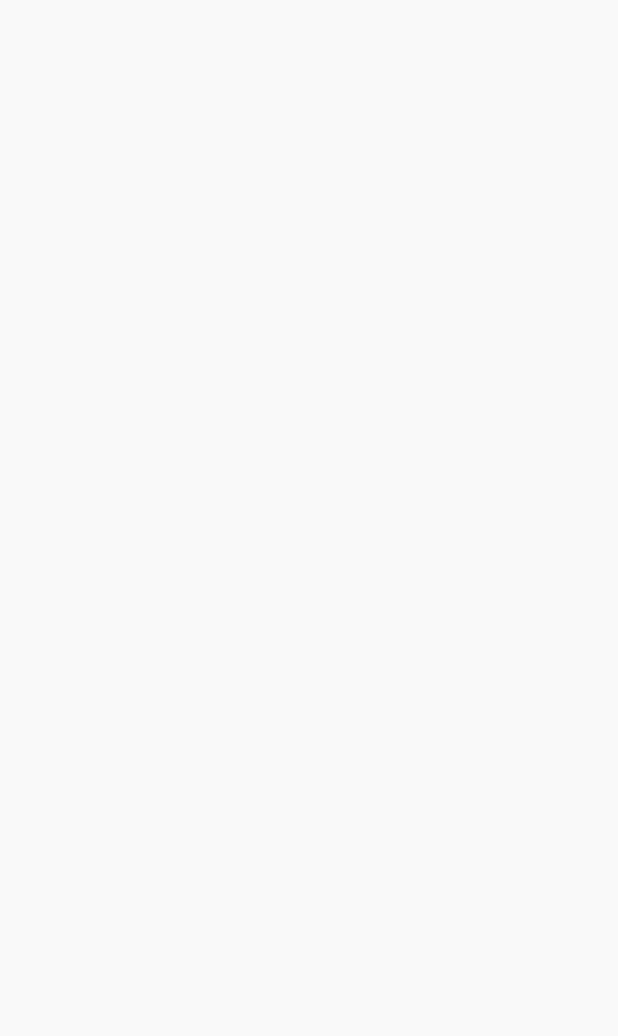
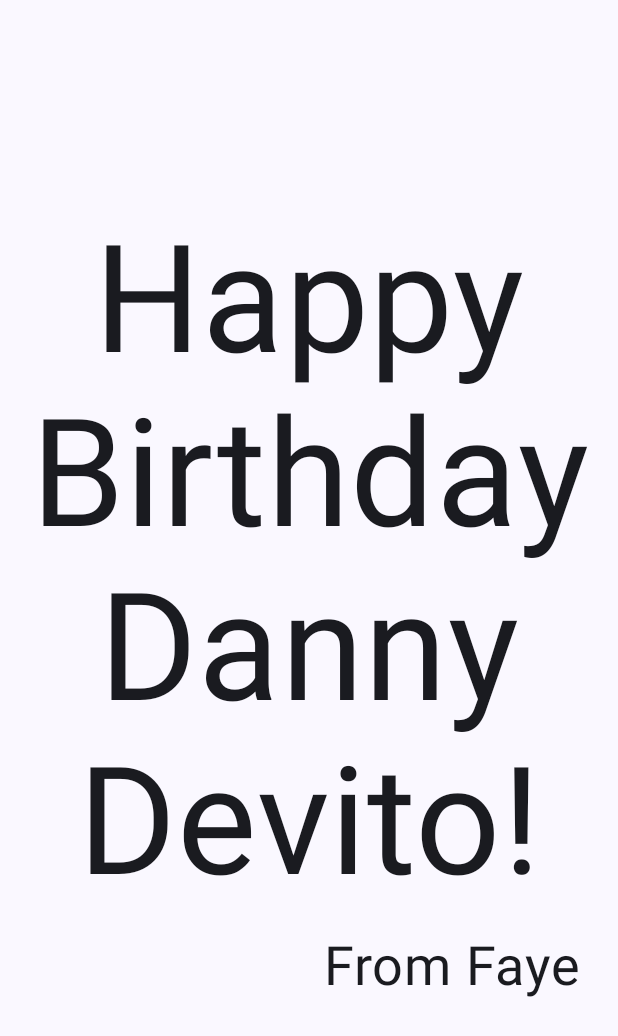
Before and after one commit to FayeDe/8INF865H2025_AD, an Android app built with Jetpack Compose: the screen it shows after launch (MainActivity), on a phone screen of 412 x 824 dp. Before the commit the part shown is empty. Shown: the top 1036 px of the screen. Run offline under Robolectric (Android 15) with nearby library versions, the phone set to English and light mode, and no system bars.

Commit message:
Step 9 - End of first Exercise

```diff
--- a/app/src/main/java/com/example/happybirthday/MainActivity.kt
+++ b/app/src/main/java/com/example/happybirthday/MainActivity.kt
@@ -3,26 +3,37 @@ package com.example.happybirthday
 import android.os.Bundle
 import androidx.activity.ComponentActivity
 import androidx.activity.compose.setContent
+import androidx.compose.material3.Surface
 import androidx.activity.enableEdgeToEdge
+import androidx.compose.foundation.layout.Arrangement
 import androidx.compose.foundation.layout.Column
 import androidx.compose.foundation.layout.Row
 import androidx.compose.foundation.layout.fillMaxSize
 import androidx.compose.foundation.layout.padding
+import androidx.compose.material3.MaterialTheme
 import androidx.compose.material3.Scaffold
 import androidx.compose.material3.Text
 import androidx.compose.runtime.Composable
+import androidx.compose.ui.Alignment
 import androidx.compose.ui.Modifier
+import androidx.compose.ui.text.style.TextAlign
 import androidx.compose.ui.tooling.preview.Preview
+import androidx.compose.ui.unit.dp
 import androidx.compose.ui.unit.sp
 import com.example.happybirthday.ui.theme.HappyBirthdayTheme
 
 class MainActivity : ComponentActivity() {
     override fun onCreate(savedInstanceState: Bundle?) {
         super.onCreate(savedInstanceState)
-        enableEdgeToEdge()
         setContent {
             HappyBirthdayTheme {
-
+                // A surface container using the 'background' color from the theme
+                Surface(
+                    modifier = Modifier.fillMaxSize(),
+                    color = MaterialTheme.colorScheme.background
+                ) {
+                    GreetingText(message = "Happy Birthday Danny Devito!", from = "From Faye", modifier = Modifier.padding(8.dp))
+                }
             }
         }
     }
@@ -30,15 +41,19 @@ class MainActivity : ComponentActivity() {
 
 @Composable
 fun GreetingText(message: String, from: String, modifier: Modifier = Modifier) {
-    Column(modifier = modifier) {
+    Column(verticalArrangement = Arrangement.Center, modifier = modifier) {
         Text(
             text = message,
             fontSize = 100.sp,
             lineHeight = 116.sp,
+            textAlign = TextAlign.Center
         )
         Text(
             text = from,
             fontSize = 36.sp,
+            modifier = Modifier
+                .padding(16.dp)
+                .align(alignment = Alignment.End)
         )
     }
 }
```
